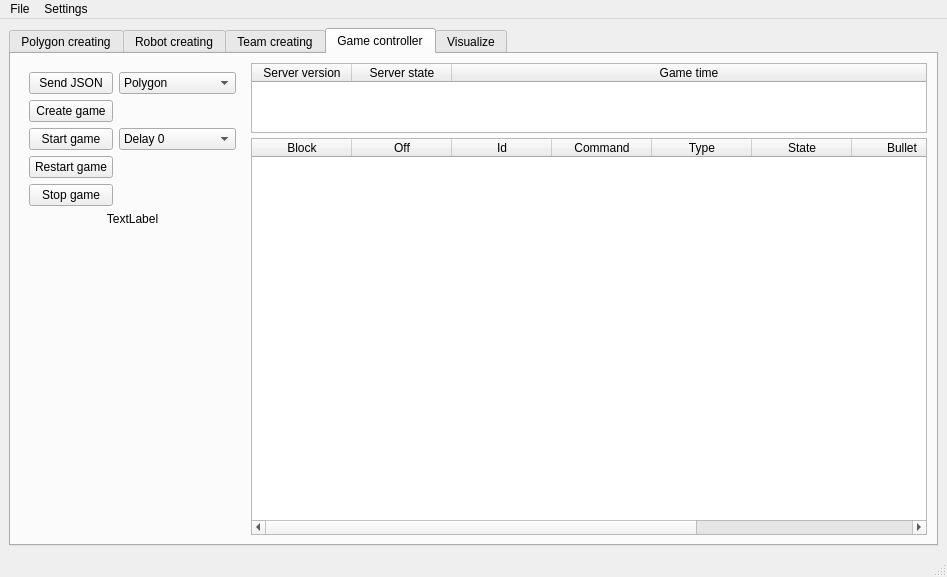
Old version of the form uiFiles/gui.ui in the repository ghorik78/serverGui.
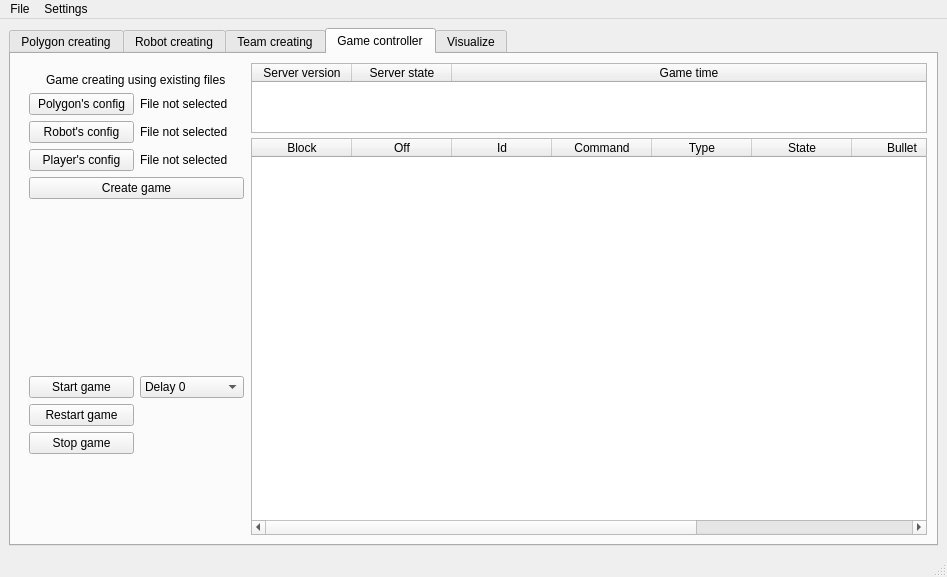
New version of the form. The open tabs and pages were chosen to show the change.

Patch:
```diff
--- a/uiFiles/gui.ui
+++ b/uiFiles/gui.ui
@@ -729,129 +729,6 @@
           <string>Game controller</string>
          </attribute>
          <layout class="QGridLayout" name="gridLayout_5">
-          <item row="0" column="0">
-           <widget class="QFrame" name="gridFrame_2">
-            <property name="sizePolicy">
-             <sizepolicy hsizetype="Preferred" vsizetype="Preferred">
-              <horstretch>1</horstretch>
-              <verstretch>1</verstretch>
-             </sizepolicy>
-            </property>
-            <layout class="QGridLayout" name="gridLayout_4">
-             <item row="6" column="0">
-              <spacer name="verticalSpacer">
-               <property name="orientation">
-                <enum>Qt::Vertical</enum>
-               </property>
-               <property name="sizeHint" stdset="0">
-                <size>
-                 <width>20</width>
-                 <height>40</height>
-                </size>
-               </property>
-              </spacer>
-             </item>
-             <item row="2" column="0">
-              <widget class="QPushButton" name="startGameButton">
-               <property name="text">
-                <string>Start game</string>
-               </property>
-              </widget>
-             </item>
-             <item row="3" column="0">
-              <widget class="QPushButton" name="restartGameButton">
-               <property name="text">
-                <string>Restart game</string>
-               </property>
-              </widget>
-             </item>
-             <item row="0" column="0">
-              <widget class="QPushButton" name="sendJsonButton">
-               <property name="text">
-                <string>Send JSON</string>
-               </property>
-              </widget>
-             </item>
-             <item row="4" column="0">
-              <widget class="QPushButton" name="stopGameButton">
-               <property name="text">
-                <string>Stop game</string>
-               </property>
-              </widget>
-             </item>
-             <item row="5" column="0" colspan="2">
-              <widget class="QLabel" name="statusLabel">
-               <property name="text">
-                <string>TextLabel</string>
-               </property>
-               <property name="alignment">
-                <set>Qt::AlignCenter</set>
-               </property>
-              </widget>
-             </item>
-             <item row="0" column="1">
-              <widget class="QComboBox" name="jsonSelectingComboBox">
-               <item>
-                <property name="text">
-                 <string>Polygon</string>
-                </property>
-               </item>
-               <item>
-                <property name="text">
-                 <string>Robots</string>
-                </property>
-               </item>
-               <item>
-                <property name="text">
-                 <string>Teams</string>
-                </property>
-               </item>
-               <item>
-                <property name="text">
-                 <string>All</string>
-                </property>
-               </item>
-               <item>
-                <property name="text">
-                 <string>Select manually</string>
-                </property>
-               </item>
-              </widget>
-             </item>
-             <item row="2" column="1">
-              <widget class="QComboBox" name="delayComboBox">
-               <item>
-                <property name="text">
-                 <string>Delay 0</string>
-                </property>
-               </item>
-               <item>
-                <property name="text">
-                 <string>Delay 15</string>
-                </property>
-               </item>
-               <item>
-                <property name="text">
-                 <string>Delay 30</string>
-                </property>
-               </item>
-               <item>
-                <property name="text">
-                 <string>Delay 60</string>
-                </property>
-               </item>
-              </widget>
-             </item>
-             <item row="1" column="0">
-              <widget class="QPushButton" name="createGameButton">
-               <property name="text">
-                <string>Create game</string>
-               </property>
-              </widget>
-             </item>
-            </layout>
-           </widget>
-          </item>
           <item row="0" column="1">
            <widget class="QFrame" name="verticalFrame_2">
             <property name="sizePolicy">
@@ -992,6 +869,196 @@
             </layout>
            </widget>
           </item>
+          <item row="0" column="0">
+           <widget class="QFrame" name="horizontalFrame">
+            <property name="sizePolicy">
+             <sizepolicy hsizetype="Preferred" vsizetype="Preferred">
+              <horstretch>1</horstretch>
+              <verstretch>0</verstretch>
+             </sizepolicy>
+            </property>
+            <layout class="QVBoxLayout" name="verticalLayout_2">
+             <property name="rightMargin">
+              <number>1</number>
+             </property>
+             <item alignment="Qt::AlignHCenter">
+              <widget class="QLabel" name="label">
+               <property name="sizePolicy">
+                <sizepolicy hsizetype="Maximum" vsizetype="Maximum">
+                 <horstretch>1</horstretch>
+                 <verstretch>1</verstretch>
+                </sizepolicy>
+               </property>
+               <property name="minimumSize">
+                <size>
+                 <width>0</width>
+                 <height>15</height>
+                </size>
+               </property>
+               <property name="maximumSize">
+                <size>
+                 <width>16777215</width>
+                 <height>15</height>
+                </size>
+               </property>
+               <property name="text">
+                <string>Game creating using existing files</string>
+               </property>
+              </widget>
+             </item>
+             <item>
+              <layout class="QGridLayout" name="gridLayout_4">
+               <property name="rightMargin">
+                <number>0</number>
+               </property>
+               <item row="0" column="0">
+                <widget class="QPushButton" name="polygonCfgBttn">
+                 <property name="text">
+                  <string>Polygon's config</string>
+                 </property>
+                </widget>
+               </item>
+               <item row="1" column="0">
+                <widget class="QPushButton" name="robotCfgBttn">
+                 <property name="text">
+                  <string>Robot's config</string>
+                 </property>
+                </widget>
+               </item>
+               <item row="2" column="0">
+                <widget class="QPushButton" name="playerCfgBttn">
+                 <property name="text">
+                  <string>Player's config</string>
+                 </property>
+                </widget>
+               </item>
+               <item row="8" column="0">
+                <spacer name="verticalSpacer">
+                 <property name="orientation">
+                  <enum>Qt::Vertical</enum>
+                 </property>
+                 <property name="sizeType">
+                  <enum>QSizePolicy::Preferred</enum>
+                 </property>
+                 <property name="sizeHint" stdset="0">
+                  <size>
+                   <width>20</width>
+                   <height>20</height>
+                  </size>
+                 </property>
+                </spacer>
+               </item>
+               <item row="0" column="1">
+                <widget class="QLabel" name="polygonLabel">
+                 <property name="text">
+                  <string>File not selected</string>
+                 </property>
+                </widget>
+               </item>
+               <item row="1" column="1">
+                <widget class="QLabel" name="robotsLabel">
+                 <property name="text">
+                  <string>File not selected</string>
+                 </property>
+                </widget>
+               </item>
+               <item row="2" column="1">
+                <widget class="QLabel" name="teamsLabel">
+                 <property name="text">
+                  <string>File not selected</string>
+                 </property>
+                </widget>
+               </item>
+               <item row="3" column="0" colspan="2">
+                <widget class="QPushButton" name="createGameBttn">
+                 <property name="text">
+                  <string>Create game</string>
+                 </property>
+                </widget>
+               </item>
+              </layout>
+             </item>
+             <item>
+              <spacer name="verticalSpacer_2">
+               <property name="orientation">
+                <enum>Qt::Vertical</enum>
+               </property>
+               <property name="sizeHint" stdset="0">
+                <size>
+                 <width>20</width>
+                 <height>40</height>
+                </size>
+               </property>
+              </spacer>
+             </item>
+             <item>
+              <layout class="QGridLayout" name="gridLayout_2">
+               <property name="rightMargin">
+                <number>0</number>
+               </property>
+               <item row="2" column="0">
+                <widget class="QPushButton" name="stopGameButton">
+                 <property name="text">
+                  <string>Stop game</string>
+                 </property>
+                </widget>
+               </item>
+               <item row="0" column="1">
+                <widget class="QComboBox" name="delayComboBox">
+                 <item>
+                  <property name="text">
+                   <string>Delay 0</string>
+                  </property>
+                 </item>
+                 <item>
+                  <property name="text">
+                   <string>Delay 15</string>
+                  </property>
+                 </item>
+                 <item>
+                  <property name="text">
+                   <string>Delay 30</string>
+                  </property>
+                 </item>
+                 <item>
+                  <property name="text">
+                   <string>Delay 60</string>
+                  </property>
+                 </item>
+                </widget>
+               </item>
+               <item row="0" column="0">
+                <widget class="QPushButton" name="startGameButton">
+                 <property name="text">
+                  <string>Start game</string>
+                 </property>
+                </widget>
+               </item>
+               <item row="1" column="0">
+                <widget class="QPushButton" name="restartGameButton">
+                 <property name="text">
+                  <string>Restart game</string>
+                 </property>
+                </widget>
+               </item>
+               <item row="3" column="0">
+                <spacer name="verticalSpacer_3">
+                 <property name="orientation">
+                  <enum>Qt::Vertical</enum>
+                 </property>
+                 <property name="sizeHint" stdset="0">
+                  <size>
+                   <width>20</width>
+                   <height>40</height>
+                  </size>
+                 </property>
+                </spacer>
+               </item>
+              </layout>
+             </item>
+            </layout>
+           </widget>
+          </item>
          </layout>
         </widget>
         <widget class="QWidget" name="tab">
```
Left out of the diff: 27 changed lines with no effect on the pictures.
